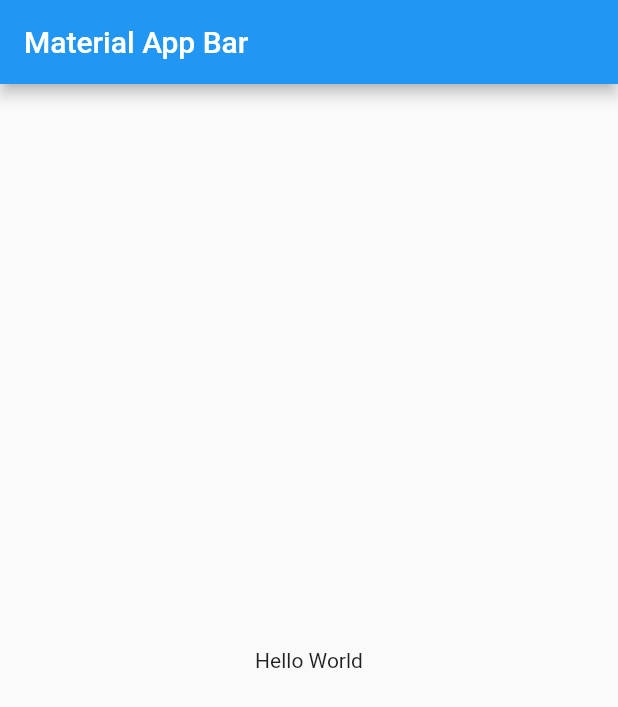
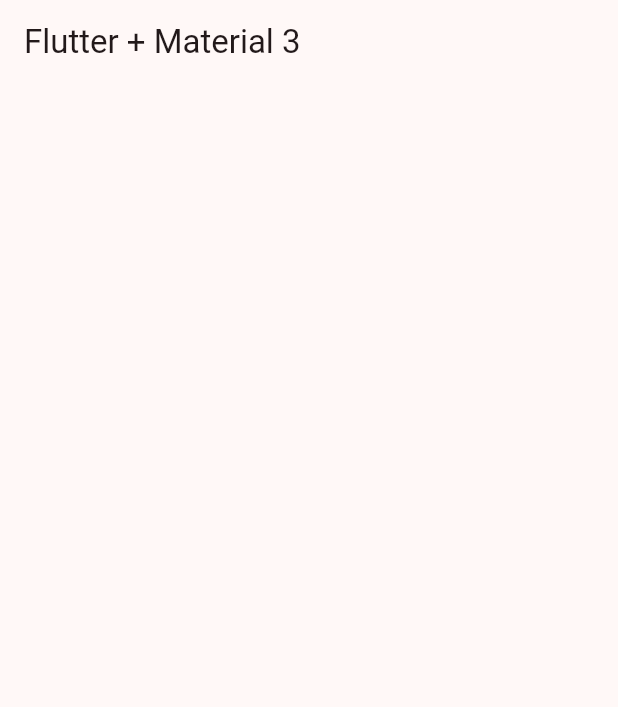
Before and after one commit to ArizHernandez/widgets_app, a Flutter app: the screen it shows after launch, on a phone screen of 412 x 824 dp. Shown: the top 707 px of the screen. Run offline on Flutter 3.47's test engine with Material 2 defaults, Android fonts, the phone set to English and light mode, and no system bars.

Commit message:
HomeScreen created

```diff
--- a/lib/main.dart
+++ b/lib/main.dart
@@ -1,4 +1,6 @@
 import 'package:flutter/material.dart';
+import 'package:widgets_app/config/theme/app_theme.dart';
+import 'package:widgets_app/presentation/screens/home_screen.dart';
 
 void main() => runApp(const MyApp());
 
@@ -10,14 +12,8 @@ class MyApp extends StatelessWidget {
     return MaterialApp(
       debugShowCheckedModeBanner: false,
       title: 'Material App',
-      home: Scaffold(
-        appBar: AppBar(
-          title: const Text('Material App Bar'),
-        ),
-        body: const Center(
-          child: Text('Hello World'),
-        ),
-      ),
+      theme: AppTheme(selectedColor: 5).getTheme(),
+      home: const HomeScreen(),
     );
   }
 }
--- /dev/null
+++ b/lib/presentation/screens/home_screen.dart
@@ -0,0 +1,14 @@
+import 'package:flutter/material.dart';
+
+class HomeScreen extends StatelessWidget {
+  const HomeScreen({super.key});
+
+  @override
+  Widget build(BuildContext context) {
+    return Scaffold(
+      appBar: AppBar(
+        title: const Text('Flutter + Material 3'),
+      ),
+    );
+  }
+}
```
